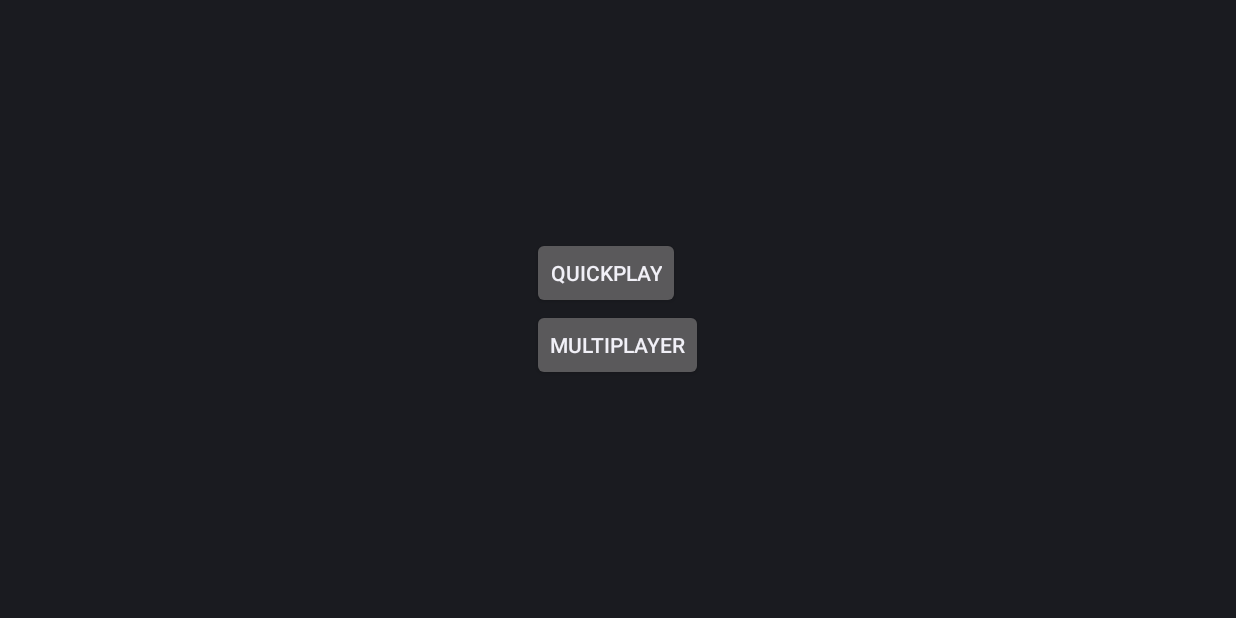
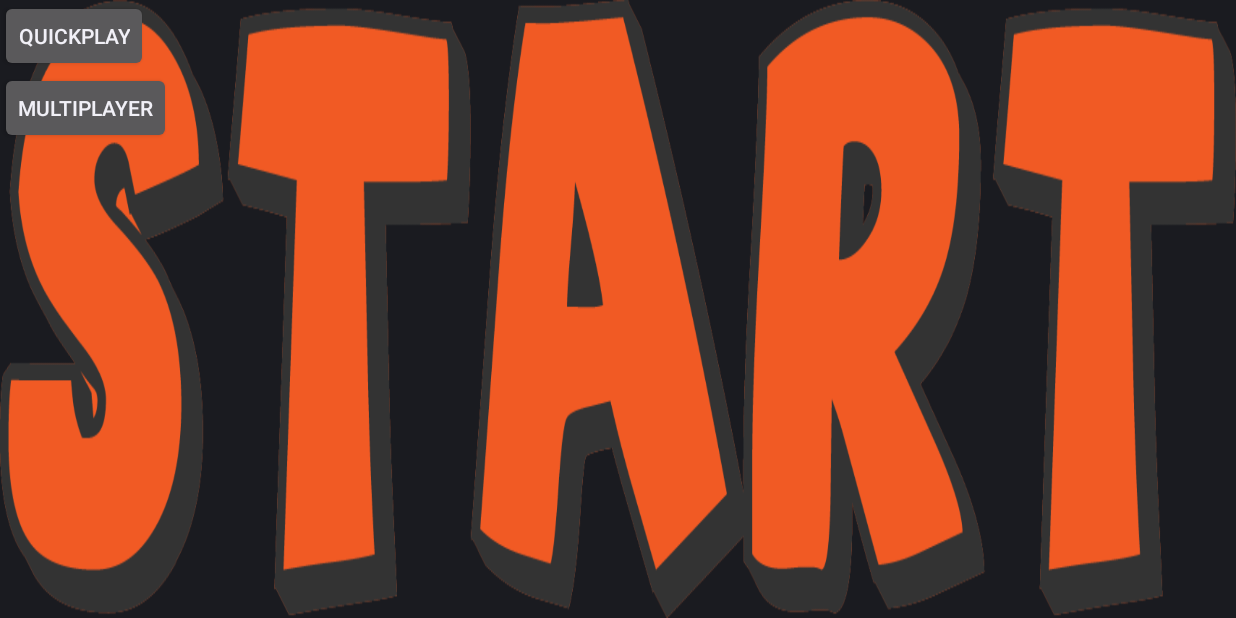
Before and after one commit to JakeCooper/BattleBirds, an Android app: the screen it shows after launch (MenuActivity), on a phone screen of 824 x 412 dp (held sideways). Run offline under Robolectric (Android 15) with nearby library versions, the phone set to English and light mode, and no system bars.

Commit message:
Landscape Title

```diff
--- a/game/src/main/res/layout/activity_menu.xml
+++ b/game/src/main/res/layout/activity_menu.xml
@@ -6,6 +6,7 @@ android:layout_height="wrap_content"
 android:layout_gravity="center">
 
     <LinearLayout
+        android:background="@drawable/Start"
         android:orientation="vertical"
         android:layout_width="wrap_content"
         android:layout_height="wrap_content"
```
Also changed, not shown: game/src/main/assets/cannon_chassis.png (added), game/src/main/assets/cannon_main.png (added).
